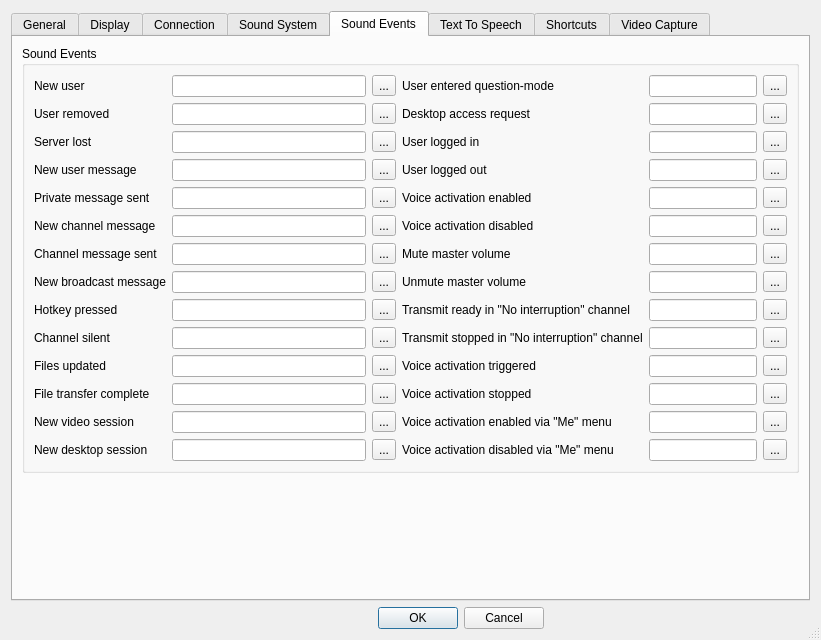
BearWare/TeamTalk5, file Client/qtTeamTalk/preferences.ui: the form before one commit.
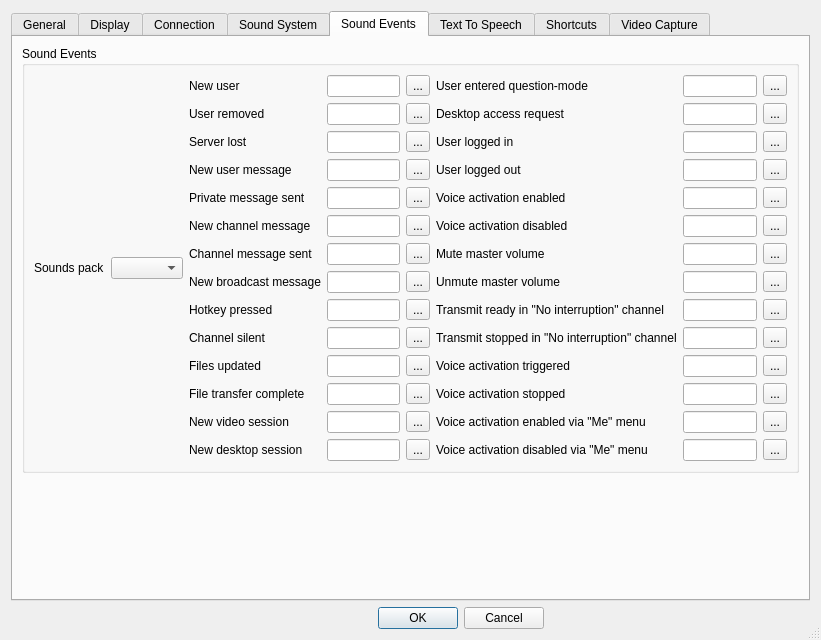
The form after the commit. The open tabs and pages were chosen to show the change. Icons and pictures are not drawn. Custom widgets are drawn as their Qt base class.

Commit message: QT - Sounds packs integration

```diff
--- a/Client/qtTeamTalk/preferences.ui
+++ b/Client/qtTeamTalk/preferences.ui
@@ -1165,6 +1165,19 @@
           <string>Sound Events</string>
          </property>
          <layout class="QHBoxLayout" name="horizontalLayout_14">
+          <item>
+           <widget class="QLabel" name="label_spack">
+            <property name="text">
+             <string>Sounds pack</string>
+            </property>
+            <property name="buddy">
+             <cstring>spackBox</cstring>
+            </property>
+           </widget>
+          </item>
+          <item>
+           <widget class="QComboBox" name="spackBox"/>
+          </item>
           <item>
            <layout class="QGridLayout" name="gridLayout_4">
             <item row="0" column="0">
```
The commit also changes 5 other files.
